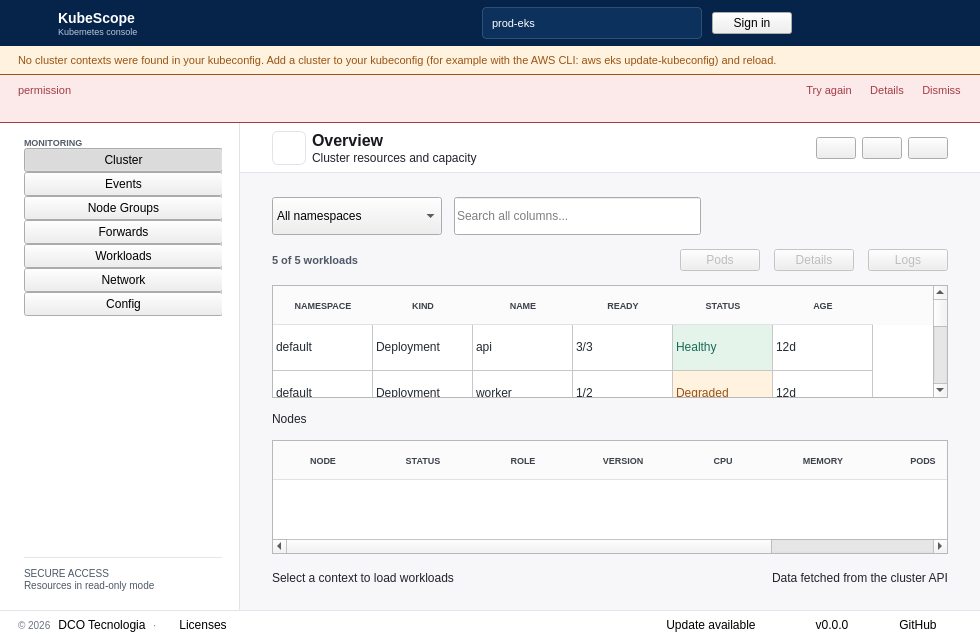
This is src/kubescope/ui/main_window.ui in dcotecnologia/kubescope as Qt 5 draws it before an edit. The edited form follows.
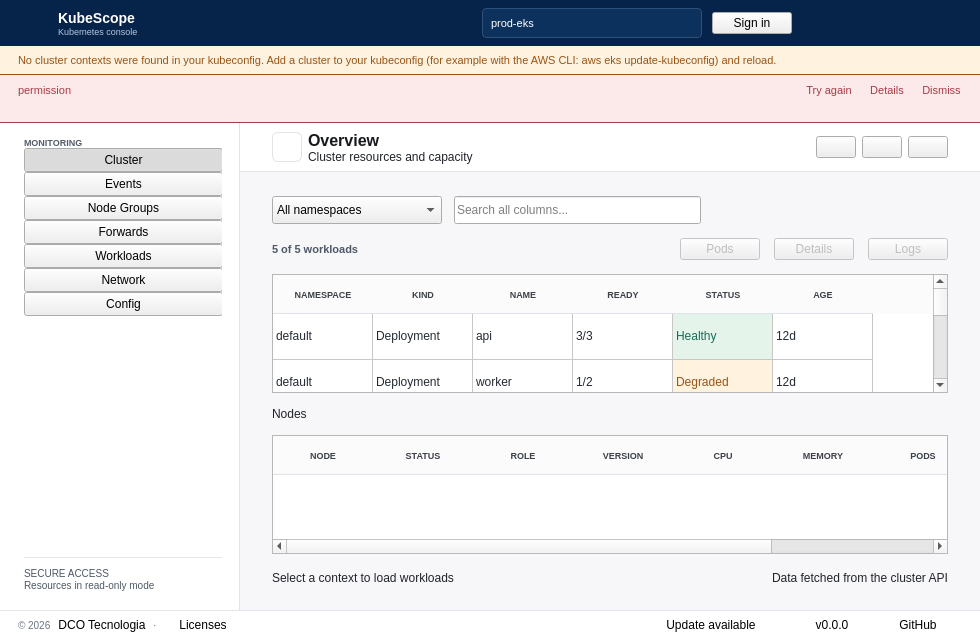
This is the edited form. The open tabs and pages were chosen to show the change. Icons and pictures are not drawn.

```diff
--- a/src/kubescope/ui/main_window.ui
+++ b/src/kubescope/ui/main_window.ui
@@ -53,7 +53,7 @@
 QPushButton[windowControl="close"]:hover { background: #a33d45; }
 QComboBox#contextCombo {
     background: #0d315d; color: #ffffff; border: 1px solid #2d5077;
-    border-radius: 4px; min-height: 30px; padding: 0 9px; font-size: 11px;
+    border-radius: 4px; min-height: 28px; padding: 0 8px; font-size: 11px;
 }
 QWidget#sidebar { background: #ffffff; border-right: 1px solid #e1e3e9; }
 QScrollArea#sidebarScroll, QWidget#sidebarNav { background: transparent; border: 0; }
@@ -86,7 +86,7 @@
 QComboBox[variant="filter"], QLineEdit#searchInput, QLineEdit[variant="filter"],
 QPushButton[variant="primary"] {
     background: #ffffff; border: 1px solid #d9dce4; border-radius: 5px;
-    min-height: 36px; padding: 0 10px; font-size: 11px;
+    min-height: 28px; padding: 0 8px; font-size: 11px;
 }
 QComboBox[variant="filter"], QLineEdit#searchInput, QLineEdit[variant="filter"] {
     color: #20232a; selection-background-color: #d9d3f2;
@@ -111,7 +111,7 @@
     outline: 0; padding: 2px;
 }
 QComboBox[variant="filter"] QAbstractItemView::item {
-    min-height: 28px; padding: 0 8px; border-radius: 4px;
+    min-height: 24px; padding: 0 8px; border-radius: 4px;
 }
 QComboBox[variant="filter"] QAbstractItemView::item:hover { background: #f4f1fb; }
 QComboBox[variant="filter"] QAbstractItemView::item:selected {
@@ -119,7 +119,7 @@
 }
 QSpinBox[variant="filter"] {
     background: #ffffff; color: #20232a; border: 1px solid #d9dce4;
-    border-radius: 5px; min-height: 36px; padding: 0 10px; font-size: 11px;
+    border-radius: 5px; min-height: 28px; padding: 0 8px; font-size: 11px;
     selection-background-color: #d9d3f2; selection-color: #20232a;
 }
 QSpinBox[variant="filter"]:hover { border-color: #b9b3dc; }
@@ -166,7 +166,7 @@
 QWidget#settingsContent, QWidget#overviewContent { background: transparent; }
 QPushButton[variant="secondary"] {
     background: #ffffff; color: #3220a0; border: 1px solid #d9dce4;
-    border-radius: 5px; min-height: 32px; padding: 0 10px;
+    border-radius: 5px; min-height: 26px; padding: 0 8px;
     font-size: 11px; font-weight: 600;
 }
 QPushButton[variant="secondary"]:hover:enabled {
@@ -180,11 +180,11 @@
     background: #4030b8; border-color: #4030b8;
 }
 QPushButton[iconOnly="true"] {
-    padding: 0; min-width: 36px; max-width: 36px;
+    padding: 0; min-width: 28px; max-width: 28px;
 }
 QPushButton#sidebarToggleButton {
     background: transparent; border: 1px solid #e1e3e9; border-radius: 6px;
-    padding: 0; min-width: 32px; max-width: 32px; min-height: 32px; max-height: 32px;
+    padding: 0; min-width: 28px; max-width: 28px; min-height: 28px; max-height: 28px;
 }
 QPushButton#sidebarToggleButton:hover { background: #f3f4f7; }
 QLabel#summaryLabel { color: #4f5966; font-size: 11px; font-weight: 600; }
@@ -2086,7 +2086,7 @@
                    <property name="minimumSize">
                     <size>
                      <width>170</width>
-                     <height>38</height>
+                     <height>28</height>
                     </size>
                    </property>
                    <item>
@@ -2119,7 +2119,7 @@
                    <property name="minimumSize">
                     <size>
                      <width>240</width>
-                     <height>38</height>
+                     <height>28</height>
                     </size>
                    </property>
                    <property name="maximumSize">
```
